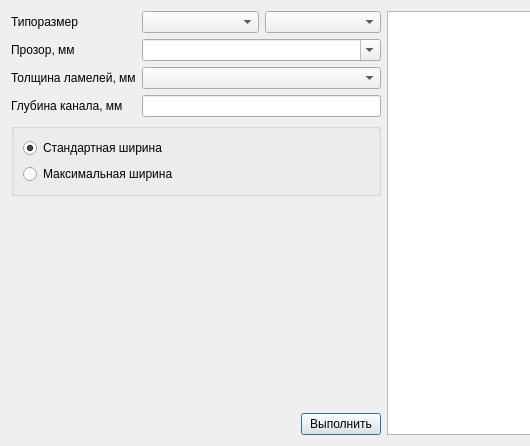
The window that src/gui.ui (e2t/step-screen) describes before a commit, drawn with Qt 5; both pictures show x 0 to 530 and y 0 to 446 of the 767 by 446 pixel window.
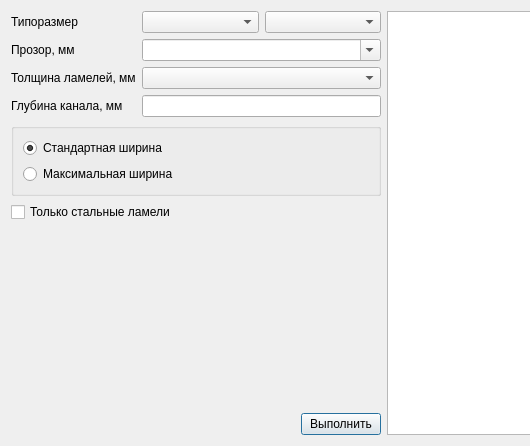
The same window after the commit.

Patch:
```diff
--- a/src/gui.ui
+++ b/src/gui.ui
@@ -94,6 +94,13 @@
        </layout>
       </widget>
      </item>
+     <item>
+      <widget class="QCheckBox" name="chk_only_steel_strips">
+       <property name="text">
+        <string>Только стальные ламели</string>
+       </property>
+      </widget>
+     </item>
      <item>
       <spacer name="verticalSpacer">
        <property name="orientation">
```
